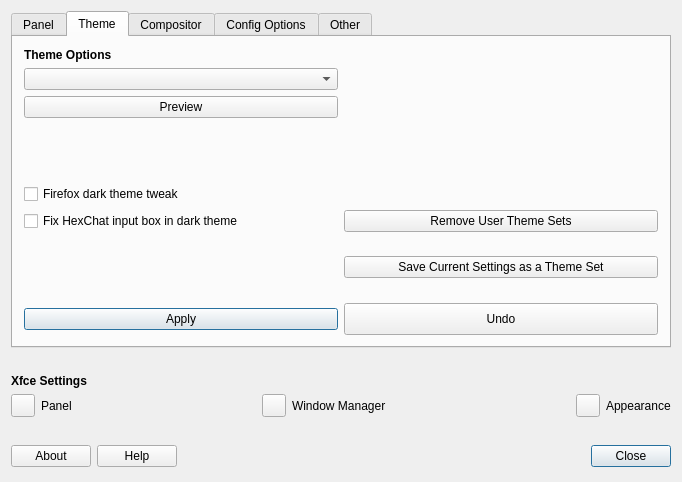
MX-Linux/mx-tweak, file tweak/defaultlook.ui: the form before one commit.
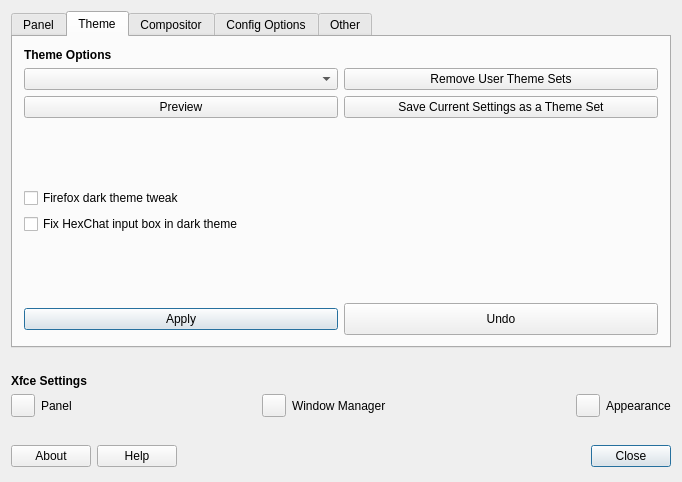
The form after the commit. Icons and pictures are not drawn.

The edit to the form file:
```diff
--- a/tweak/defaultlook.ui
+++ b/tweak/defaultlook.ui
@@ -583,7 +583,18 @@
              </property>
             </widget>
            </item>
-           <item row="6" column="1">
+           <item row="1" column="1">
+            <widget class="QPushButton" name="pushButtonRemoveUserThemeSets">
+             <property name="text">
+              <string>Remove User Theme Sets</string>
+             </property>
+             <property name="icon">
+              <iconset theme="list-remove">
+               <normaloff>.</normaloff>.</iconset>
+             </property>
+            </widget>
+           </item>
+           <item row="2" column="1">
             <widget class="QPushButton" name="pushButtonSettingsToThemeSet">
              <property name="text">
               <string>Save Current Settings as a Theme Set</string>
@@ -594,16 +605,6 @@
              </property>
             </widget>
            </item>
-           <item row="5" column="1">
-            <widget class="QPushButton" name="pushButtonRemoveUserThemeSets">
-             <property name="text">
-              <string>Remove User Theme Sets</string>
-             </property>
-             <property name="icon">
-              <iconset theme="list-remove"/>
-             </property>
-            </widget>
-           </item>
           </layout>
          </item>
         </layout>
```
